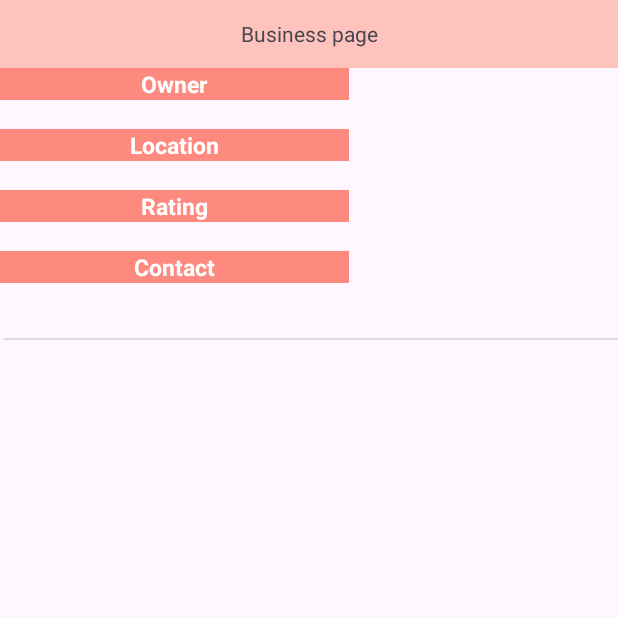
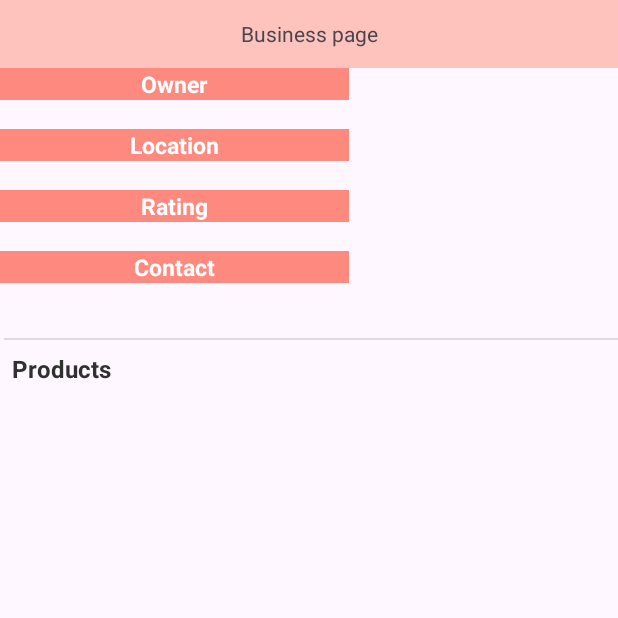
Before and after one commit to OkaviDaniel/TheLocalPlates, an Android app: the BusinessDetailsActivity screen opened directly, with no data from a screen before it, on a phone screen of 412 x 824 dp, the top half of it. Run offline under Robolectric (Android 15) with nearby library versions, the phone set to English and light mode, and no system bars; our stand-ins replace Firebase (no records; nobody signed in at launch, a user with empty details on screens opened directly), Picasso.

Commit message:
Chat prime

```diff
--- a/app/src/main/java/com/example/thelocalplates8/Controllers/ProductController.java
+++ b/app/src/main/java/com/example/thelocalplates8/Controllers/ProductController.java
@@ -245,6 +245,28 @@ public class ProductController {
         });
     }
 
+    public void getBusinessProducts(String businessId, final GetBusinessProducts callback){
+        ArrayList<ProductModel> products = new ArrayList<ProductModel>();
+        ProductController productController = new ProductController();
+
+        DatabaseReference databaseRef = FirebaseDatabase.getInstance().getReference("products");
+        Query query = db.collection("products").whereEqualTo("businessId", businessId);
+
+        query.get().addOnCompleteListener(new OnCompleteListener<QuerySnapshot>() {
+            @Override
+            public void onComplete(@NonNull Task<QuerySnapshot> task) {
+                if(task.isSuccessful()){
+                    for(QueryDocumentSnapshot documentSnapshot: task.getResult()){
+                        ProductModel productModel = documentSnapshot.toObject(ProductModel.class);
+                        productModel.setProductId(documentSnapshot.getId());
+                        products.add(productModel);
+                    }
+                    callback.onGetBusinessProducts(products);
+                }
+            }
+        });
+    }
+
     public Task<QuerySnapshot> getProductsByTitle(String title) {
         return db.collection("products")
                 .whereEqualTo("title", title)
@@ -291,7 +313,9 @@ public class ProductController {
         void onDeleteProduct(boolean removed);
     }
 
-
+    public interface GetBusinessProducts{
+        void onGetBusinessProducts(ArrayList<ProductModel> products);
+    }
 
 
 }
--- a/app/src/main/java/com/example/thelocalplates8/activity/BusinessDetailsActivity.java
+++ b/app/src/main/java/com/example/thelocalplates8/activity/BusinessDetailsActivity.java
@@ -1,6 +1,8 @@
 package com.example.thelocalplates8.activity;
 
 import androidx.appcompat.app.AppCompatActivity;
+import androidx.recyclerview.widget.LinearLayoutManager;
+import androidx.recyclerview.widget.RecyclerView;
 
 import android.content.Context;
 import android.content.Intent;
@@ -13,9 +15,14 @@ import android.widget.ImageView;
 import android.widget.TextView;
 
 import com.example.thelocalplates8.Controllers.BusinessController;
+import com.example.thelocalplates8.Controllers.ProductController;
 import com.example.thelocalplates8.Models.BusinessModel;
+import com.example.thelocalplates8.Models.ProductModel;
 import com.example.thelocalplates8.R;
+import com.example.thelocalplates8.adapters.OtherBusinessAdapter;
 import com.squareup.picasso.Picasso;
+
+import java.util.ArrayList;
 
 public class BusinessDetailsActivity extends AppCompatActivity {
 
@@ -26,6 +33,11 @@ public class BusinessDetailsActivity extends AppCompatActivity {
     private TextView mailTextView;
     private TextView phoneTextView;
     private ImageView businessImage;
+
+    private RecyclerView recyclerView;
+
+    private ArrayList<ProductModel> productsM;
+
 
     @Override
     protected void onCreate(Bundle savedInstanceState) {
@@ -39,6 +51,25 @@ public class BusinessDetailsActivity extends AppCompatActivity {
         initializeVariables();
 
         showBusinessInfo();
+
+        initializeProducts();
+    }
+
+    private void initializeProducts() {
+//        BusinessController businessController = new BusinessController();
+        ProductController productController = new ProductController();
+        RecyclerView.LayoutManager layoutManager = new LinearLayoutManager(this);
+       productController.getBusinessProducts(businessId, new ProductController.GetBusinessProducts() {
+           @Override
+           public void onGetBusinessProducts(ArrayList<ProductModel> products) {
+               productsM.addAll(products);
+               recyclerView.setLayoutManager(layoutManager);
+               OtherBusinessAdapter otherBusinessAdapter = new OtherBusinessAdapter(products, BusinessDetailsActivity.this);
+               recyclerView.setAdapter(otherBusinessAdapter);
+           }
+       });
+
+
     }
 
     private void showBusinessInfo() {
@@ -74,6 +105,8 @@ public class BusinessDetailsActivity extends AppCompatActivity {
         mailTextView = (TextView) findViewById(R.id.textViewMailB);
         phoneTextView = (TextView) findViewById(R.id.textViewPhoneB);
         businessImage = (ImageView) findViewById(R.id.imageViewBusinessDetails);
+        recyclerView = (RecyclerView) findViewById(R.id.recyclerView2);
+        productsM = new ArrayList<ProductModel>();
     }
 
 }
--- a/app/src/main/java/com/example/thelocalplates8/adapters/CartItemAdapter.java
+++ b/app/src/main/java/com/example/thelocalplates8/adapters/CartItemAdapter.java
@@ -114,6 +114,7 @@ public class CartItemAdapter extends RecyclerView.Adapter<CartItemAdapter.CartIt
         TextView rating = dialogView.findViewById(R.id.textViewRatingP);
         TextView preparationTime = dialogView.findViewById(R.id.textViewPreparationP);
         ImageView productImageView = dialogView.findViewById(R.id.imageViewProductDetails);
+        TextView productIngredients = dialogView.findViewById(R.id.textViewIngredientsP);
 
         title.setText(productModel.getTitle());
         culture.setText(productModel.getCulture());
@@ -123,6 +124,7 @@ public class CartItemAdapter extends RecyclerView.Adapter<CartItemAdapter.CartIt
         inventoryAmount.setText(String.valueOf(productModel.getInventoryAmount()));
         rating.setText(String.valueOf(productModel.getRating()));
         preparationTime.setText(productModel.getPreparationTime());
+        productIngredients.setText(productModel.getIngredients());
 
         String productImageUrl = productModel.getImageUri();
         Picasso.get().load(productImageUrl).into(productImageView);
--- /dev/null
+++ b/app/src/main/java/com/example/thelocalplates8/adapters/OtherBusinessAdapter.java
@@ -0,0 +1,95 @@
+package com.example.thelocalplates8.adapters;
+
+import android.content.Context;
+import android.view.LayoutInflater;
+import android.view.View;
+import android.view.ViewGroup;
+import android.widget.Button;
+import android.widget.ImageView;
+import android.widget.TextView;
+import android.widget.Toast;
+
+import androidx.annotation.NonNull;
+import androidx.recyclerview.widget.RecyclerView;
+
+import com.example.thelocalplates8.Controllers.CartController;
+import com.example.thelocalplates8.Models.ProductModel;
+import com.example.thelocalplates8.R;
+import com.squareup.picasso.Picasso;
+
+import java.util.ArrayList;
+
+public class OtherBusinessAdapter extends RecyclerView.Adapter<OtherBusinessAdapter.ProductViewHolder>{
+
+    private ArrayList<ProductModel> products;
+    private Context context;
+
+    public OtherBusinessAdapter(ArrayList<ProductModel> products, Context context){
+        this.products = products;
+        this.context = context;
+    }
+
+    @NonNull
+    @Override
+    public ProductViewHolder onCreateViewHolder(@NonNull ViewGroup parent, int viewType) {
+        View productView = LayoutInflater.from(parent.getContext()).inflate(R.layout.recycleitem_business_page, parent, false);
+        return new ProductViewHolder(productView);
+    }
+
+    @Override
+    public void onBindViewHolder(@NonNull ProductViewHolder holder, int position) {
+        ProductModel currentProduct = products.get(position);
+        holder.title.setText(currentProduct.getTitle());
+        Picasso.get().load(products.get(position).getImageUri()).into(holder.prodImage);
+        holder.price.setText(String.valueOf(currentProduct.getPrice()));
+        holder.rating.setText(String.valueOf(currentProduct.getRating()));
+        holder.kashrot.setText(currentProduct.getKosher());
+
+        holder.addToCart.setOnClickListener(new View.OnClickListener() {
+            @Override
+            public void onClick(View v) {
+                CartController cartController = new CartController(context);
+                cartController.addToCart(currentProduct, new CartController.AddProductToCart() {
+                    @Override
+                    public void onAddProductToCart(boolean added) {
+                        if(added){
+                            Toast.makeText(context,"Product added to your cart :)",Toast.LENGTH_SHORT).show();
+                        }else{
+                            Toast.makeText(context,"The product is already in your cart",Toast.LENGTH_SHORT).show();
+                        }
+                    }
+                });
+            }
+        });
+    }
+
+    @Override
+    public int getItemCount() {
+        return products.size();
+    }
+
+    public static class ProductViewHolder extends RecyclerView.ViewHolder{
+
+        public TextView title;
+        public TextView price;
+        public TextView kashrot;
+        public TextView rating;
+        public TextView glutenFree;
+        public Button addToCart;
+        public ImageView prodImage;
+
+
+        public ProductViewHolder(@NonNull View itemView) {
+            super(itemView);
+            title = itemView.findViewById(R.id.textViewA1);
+            price = itemView.findViewById(R.id.textViewA2);
+            rating = itemView.findViewById(R.id.textViewA3);
+            kashrot = itemView.findViewById(R.id.textViewA4);
+            glutenFree = itemView.findViewById(R.id.textViewA5);
+            addToCart = itemView.findViewById(R.id.buttonAddToCartBtn);
+            prodImage = itemView.findViewById(R.id.imageView2);
+        }
+    }
+
+
+}
--- a/app/src/main/java/com/example/thelocalplates8/adapters/ProductResultAdapter.java
+++ b/app/src/main/java/com/example/thelocalplates8/adapters/ProductResultAdapter.java
@@ -43,7 +43,7 @@ public class ProductResultAdapter extends RecyclerView.Adapter<ProductResultAdap
         ProductModel product = products.get(position);
         Picasso.get().load(products.get(position).getImageUri()).into(holder.ivProductPicture);
         holder.tvProductTitle.setText(product.getTitle());
-        holder.tvProductPrice.setText(String.format("Price: $%.2f", product.getPrice()));
+        holder.tvProductPrice.setText(String.format("Price: ₪%.2f", product.getPrice()));
         holder.tvKosher.setText("Kosher: " + product.getKosher());
         holder.tvInventoryAmount.setText("Inventory: " + product.getInventoryAmount());
         holder.tvCulture.setText("Culture: " + product.getCulture());
--- a/app/src/main/res/layout/activity_business_details.xml
+++ b/app/src/main/res/layout/activity_business_details.xml
@@ -148,4 +148,31 @@
         app:layout_constraintHorizontal_bias="1.0"
         app:layout_constraintStart_toStartOf="parent"
         app:layout_constraintTop_toBottomOf="@+id/imageViewBusinessDetails" />
+
+    <TextView
+        android:id="@+id/textViewProducts2"
+        android:layout_width="wrap_content"
+        android:layout_height="wrap_content"
+        android:layout_marginStart="8dp"
+        android:layout_marginTop="8dp"
+        android:text="Products"
+        android:textColor="#303030"
+        android:textSize="16dp"
+        android:textStyle="bold"
+        app:layout_constraintEnd_toEndOf="parent"
+        app:layout_constraintHorizontal_bias="0.0"
+        app:layout_constraintStart_toStartOf="parent"
+        app:layout_constraintTop_toBottomOf="@+id/divider5" />
+
+    <androidx.recyclerview.widget.RecyclerView
+        android:id="@+id/recyclerView2"
+        android:layout_width="0dp"
+        android:layout_height="435dp"
+        android:layout_marginTop="8dp"
+        app:layout_constraintBottom_toBottomOf="parent"
+        app:layout_constraintEnd_toEndOf="parent"
+        app:layout_constraintHorizontal_bias="0.0"
+        app:layout_constraintStart_toStartOf="parent"
+        app:layout_constraintTop_toBottomOf="@+id/textViewProducts2"
+        app:layout_constraintVertical_bias="0.0" />
 </androidx.constraintlayout.widget.ConstraintLayout>
--- a/app/src/main/res/layout/item_product2.xml
+++ b/app/src/main/res/layout/item_product2.xml
@@ -59,6 +59,7 @@
         android:layout_width="wrap_content"
 
         android:layout_height="wrap_content"
+        android:backgroundTint="#FE897F"
         android:text="Add to cart" />
 
 </LinearLayout>
--- a/app/src/main/res/values/strings.xml
+++ b/app/src/main/res/values/strings.xml
@@ -71,4 +71,6 @@
     <string name="badatz">Badatz</string>
     <string name="other">Other</string>
     <string name="diet">Diet</string>
+    <string name="gluten_free">Gluten free:</string>
+    <string name="aa">____</string>
 </resources>
```
Also changed, not shown: app/src/main/res/layout/recycleitem_business_page.xml (added, +173 -0 lines).
